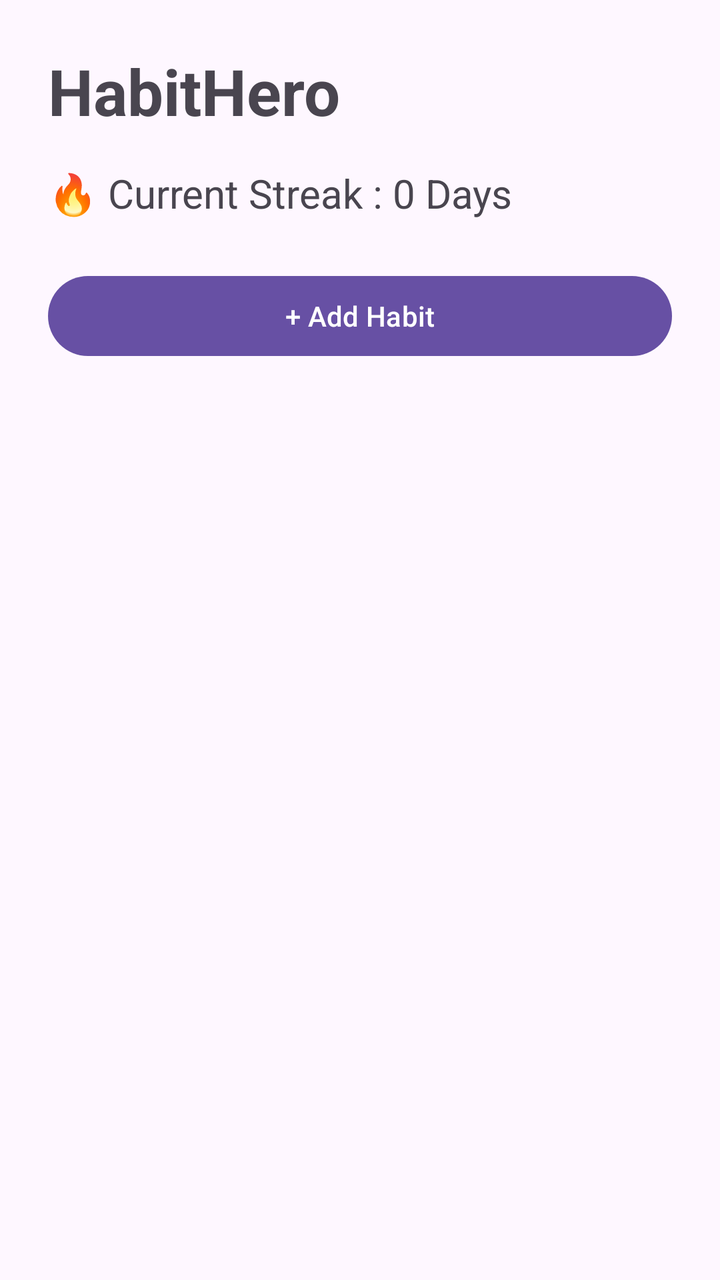
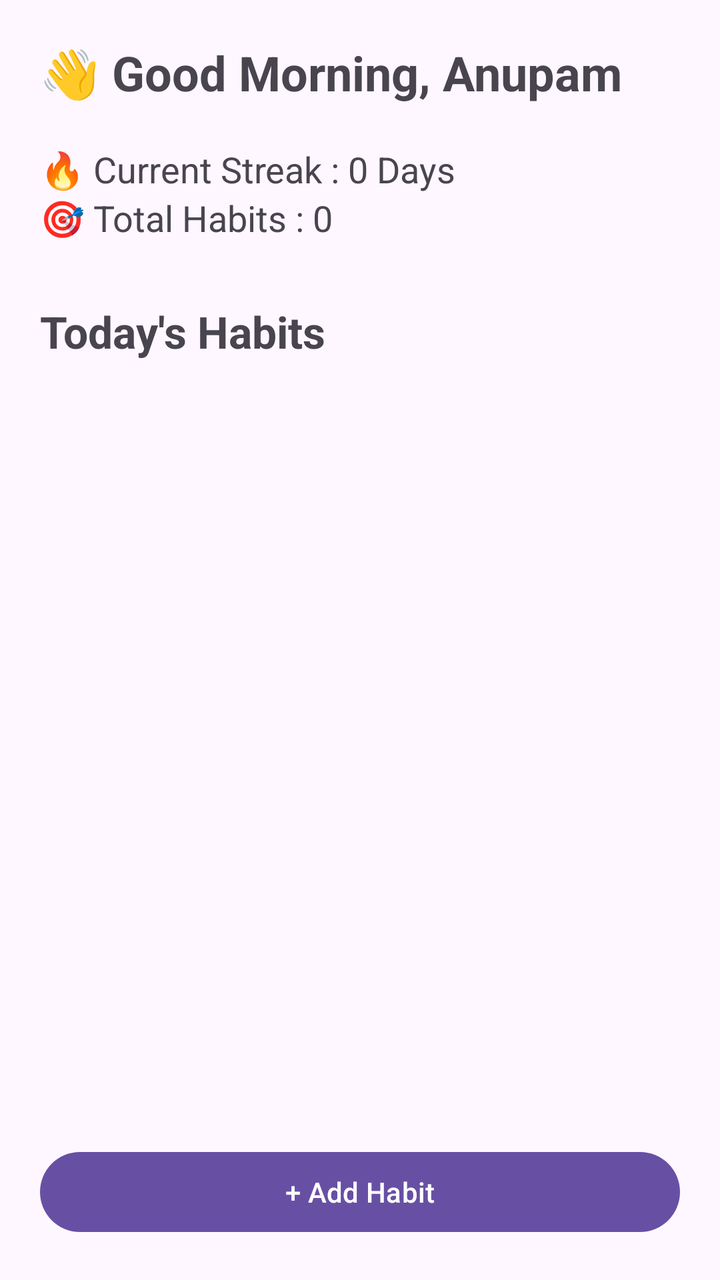

An Android layout rendered at two revisions. The XML below is the earlier revision; the diff shows what the commit changed to produce the second picture.
<!-- AndroidManifest.xml: application theme Theme.HabitHero -->
<!-- res/layout/activity_main.xml -->
<?xml version="1.0" encoding="utf-8"?>
<LinearLayout  android:id="@+id/main"
    xmlns:android="http://schemas.android.com/apk/res/android"
    android:layout_width="match_parent"
    android:layout_height="match_parent"
    android:orientation="vertical"
    android:padding="24dp">

    <TextView
        android:layout_width="wrap_content"
        android:layout_height="wrap_content"
        android:text="HabitHero"
        android:textSize="32sp"
        android:textStyle="bold"/>

    <TextView
        android:layout_width="wrap_content"
        android:layout_height="wrap_content"
        android:layout_marginTop="16dp"
        android:text="🔥 Current Streak : 0 Days"
        android:textSize="20sp"/>

    <Button
        android:id="@+id/btnAddHabit"
        android:layout_width="match_parent"
        android:layout_height="wrap_content"
        android:layout_marginTop="24dp"
        android:text="+ Add Habit"/>

</LinearLayout>
<!-- resources referenced by this layout -->
<resources>
  <style name="Theme.HabitHero" parent="Base.Theme.HabitHero" />
  <style name="Base.Theme.HabitHero" parent="Theme.Material3.DayNight.NoActionBar">
          
          
      </style>
</resources>

<!-- the commit's change to res/layout/activity_main.xml (unified diff, before → after) -->
@@ -1,30 +1,51 @@
 <?xml version="1.0" encoding="utf-8"?>
-<LinearLayout  android:id="@+id/main"
-    xmlns:android="http://schemas.android.com/apk/res/android"
+<LinearLayout xmlns:android="http://schemas.android.com/apk/res/android"
+    android:id="@+id/main"
     android:layout_width="match_parent"
     android:layout_height="match_parent"
     android:orientation="vertical"
-    android:padding="24dp">
+    android:padding="20dp">
 
     <TextView
         android:layout_width="wrap_content"
         android:layout_height="wrap_content"
-        android:text="HabitHero"
-        android:textSize="32sp"
-        android:textStyle="bold"/>
+        android:text="👋 Good Morning, Anupam"
+        android:textSize="24sp"
+        android:textStyle="bold" />
 
     <TextView
         android:layout_width="wrap_content"
         android:layout_height="wrap_content"
-        android:layout_marginTop="16dp"
+        android:layout_marginTop="20dp"
         android:text="🔥 Current Streak : 0 Days"
-        android:textSize="20sp"/>
+        android:textSize="18sp" />
+
+    <TextView
+        android:layout_width="wrap_content"
+        android:layout_height="wrap_content"
+        android:text="🎯 Total Habits : 0"
+        android:textSize="18sp" />
+
+    <TextView
+        android:layout_width="wrap_content"
+        android:layout_height="wrap_content"
+        android:layout_marginTop="30dp"
+        android:text="Today's Habits"
+        android:textSize="22sp"
+        android:textStyle="bold" />
+
+    <androidx.recyclerview.widget.RecyclerView
+        android:id="@+id/rvHabits"
+        android:layout_width="match_parent"
+        android:layout_height="0dp"
+        android:layout_weight="1"
+        android:layout_marginTop="10dp" />
 
     <Button
         android:id="@+id/btnAddHabit"
         android:layout_width="match_parent"
         android:layout_height="wrap_content"
-        android:layout_marginTop="24dp"
-        android:text="+ Add Habit"/>
+        android:layout_marginTop="30dp"
+        android:text="+ Add Habit" />
 
 </LinearLayout>
